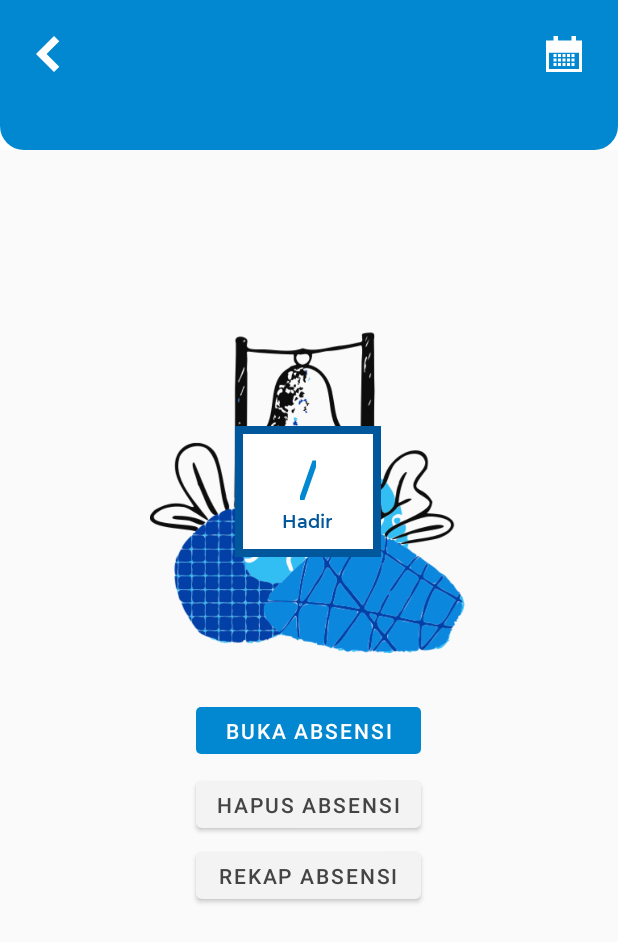
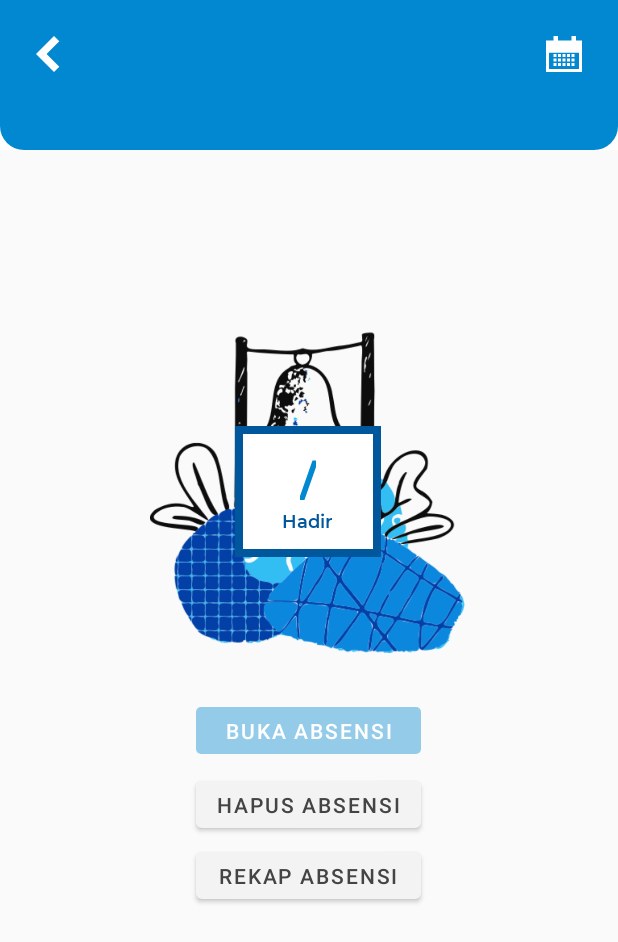
Before and after one commit to agustinanisaf/SquareCheck-android, an Android app: the LecturerScheduleActionActivity screen opened directly, with no data from a screen before it, on a phone screen of 412 x 824 dp. Shown: the top 942 px of the screen. Run offline under Robolectric (Android 15) with nearby library versions, the phone set to English and light mode, and no system bars; our stand-ins replace data binding; Roboto replaces fonts that are not available here; 2 statements that could not run were skipped.

Commit message:
Fix disabled buka absensi unchanged color (#63)

```diff
--- a/app/src/main/res/drawable/rounded_corner_blue_button.xml
+++ b/app/src/main/res/drawable/rounded_corner_blue_button.xml
@@ -1,10 +1,15 @@
 <?xml version="1.0" encoding="utf-8"?>
 <selector xmlns:android="http://schemas.android.com/apk/res/android">
-    <item >
+    <item android:state_enabled="true">
         <shape android:shape="rectangle"  >
             <corners android:radius="3dip" />
-<!--            <stroke android:width="dip" android:color="#5e7974" />-->
             <solid android:color="@color/secondary"/>
         </shape>
     </item>
+    <item android:state_enabled="false">
+        <shape android:shape="rectangle"  >
+            <corners android:radius="3dip" />
+            <solid android:color="@color/secondary_transparent"/>
+        </shape>
+    </item>
 </selector>
--- a/app/src/main/res/values/colors.xml
+++ b/app/src/main/res/values/colors.xml
@@ -25,4 +25,5 @@
     <color name="gainsboro">#F0F0F0</color>
     <color name="abu_abu_muda">#D3D3D3</color>
     <color name="uts_bg">#32F3AA00</color>
+    <color name="secondary_transparent">#690288d1</color>
 </resources>
```
